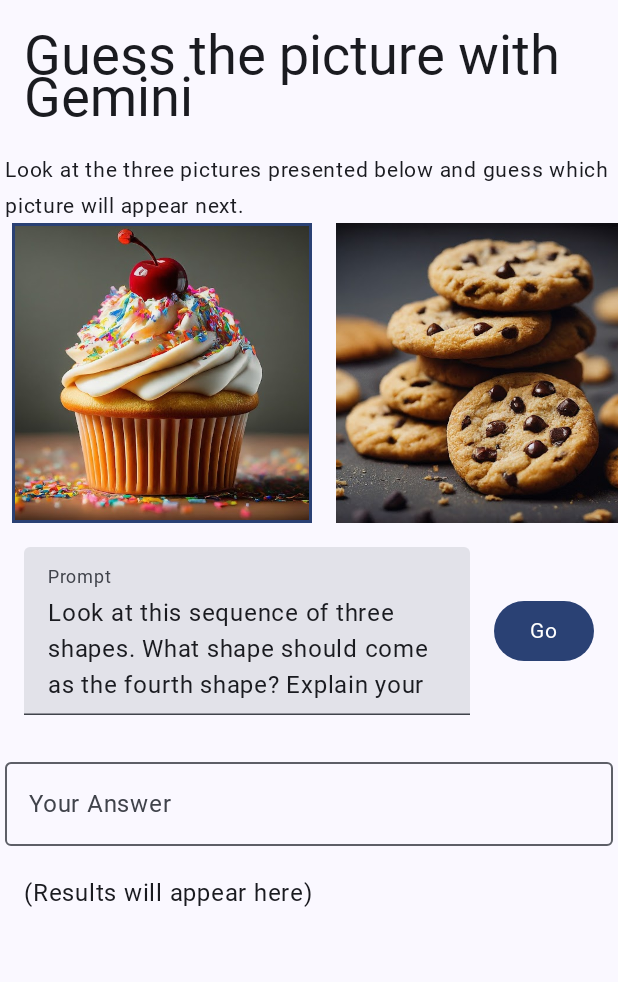
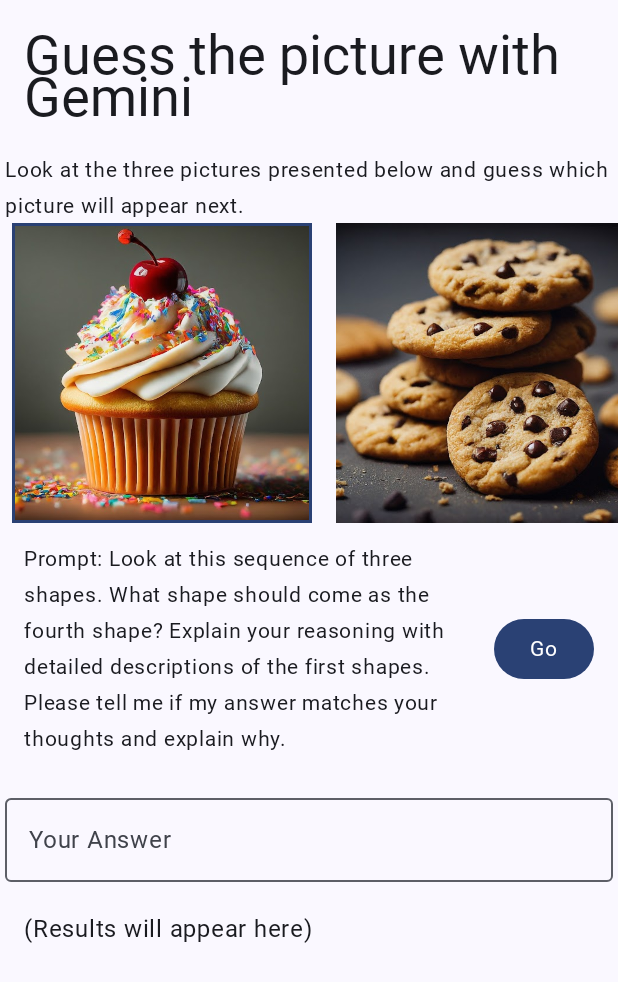
Before and after one commit to nari4169/GoogleAI0521, an Android app built with Jetpack Compose: the composable BakingScreen shown on its own in the app's theme, on a phone screen of 412 x 824 dp. Shown: the top 982 px of the screen. Run offline under Robolectric (Android 15) with nearby library versions, the phone set to English and light mode, and no system bars; libraries missing offline, so code that uses them is left out: com.google.ai.client, com.google.android.play, com.ramcosta.composedestinations; Roboto replaces fonts that are not available here; 10 statements that could not run were skipped.

```diff
--- a/app/src/main/java/com/billcorea/googleai0521/baking/BakingScreen.kt
+++ b/app/src/main/java/com/billcorea/googleai0521/baking/BakingScreen.kt
@@ -168,19 +168,28 @@ fun BakingScreen(
 
         item {
             Row(
-                modifier = Modifier.padding(all = 16.dp)
+                modifier = Modifier.padding(all = 16.dp),
+                horizontalArrangement = Arrangement.End,
+                verticalAlignment = Alignment.CenterVertically
             ) {
-                TextField(
-                    value = prompt,
-                    label = { Text(stringResource(R.string.label_prompt)) },
-                    onValueChange = { prompt = it },
-                    maxLines = 3,
+//                TextField(
+//                    value = prompt,
+//                    label = { Text(stringResource(R.string.label_prompt)) },
+//                    onValueChange = { prompt = it },
+//                    maxLines = 3,
+//                    modifier = Modifier
+//                        .weight(0.8f)
+//                        .padding(end = 16.dp)
+//                        .align(Alignment.CenterVertically)
+//                )
+                Text(
+                    String.format("%s: %s", stringResource(R.string.label_prompt), prompt),
+                    style = typography.bodyMedium,
                     modifier = Modifier
                         .weight(0.8f)
                         .padding(end = 16.dp)
                         .align(Alignment.CenterVertically)
                 )
-
                 Button(
                     onClick = {
 
```
Also changed, not shown: app/build.gradle.kts (+2 -5 lines), app/src/main/java/com/billcorea/googleai0521/imageComparison/ImageComparisonScreen.kt (+17 -8 lines).
